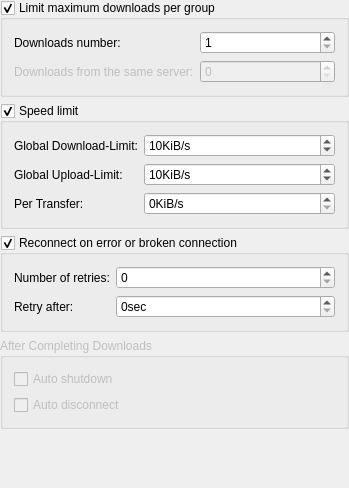
Before: the Qt Designer form conf/dlgnetwork.ui in KDE/kget, drawn with Qt 5.
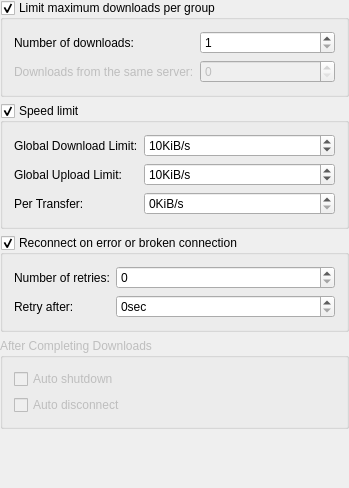
After: the same form once the commit is applied.

```diff
--- a/conf/dlgnetwork.ui
+++ b/conf/dlgnetwork.ui
@@ -25,7 +25,7 @@
       <item row="0" column="0" >
        <widget class="QLabel" name="lbl_maxnum" >
         <property name="text" >
-         <string>Downloads number:</string>
+         <string>Number of downloads:</string>
         </property>
        </widget>
       </item>
@@ -68,7 +68,7 @@
       <item row="0" column="0" >
        <widget class="QLabel" name="dllimitlb" >
         <property name="text" >
-         <string>Global Download-Limit:</string>
+         <string>Global Download Limit:</string>
         </property>
        </widget>
       </item>
@@ -91,7 +91,7 @@
       <item row="1" column="0" >
        <widget class="QLabel" name="label_2" >
         <property name="text" >
-         <string>Global Upload-Limit:</string>
+         <string>Global Upload Limit:</string>
         </property>
        </widget>
       </item>
```
